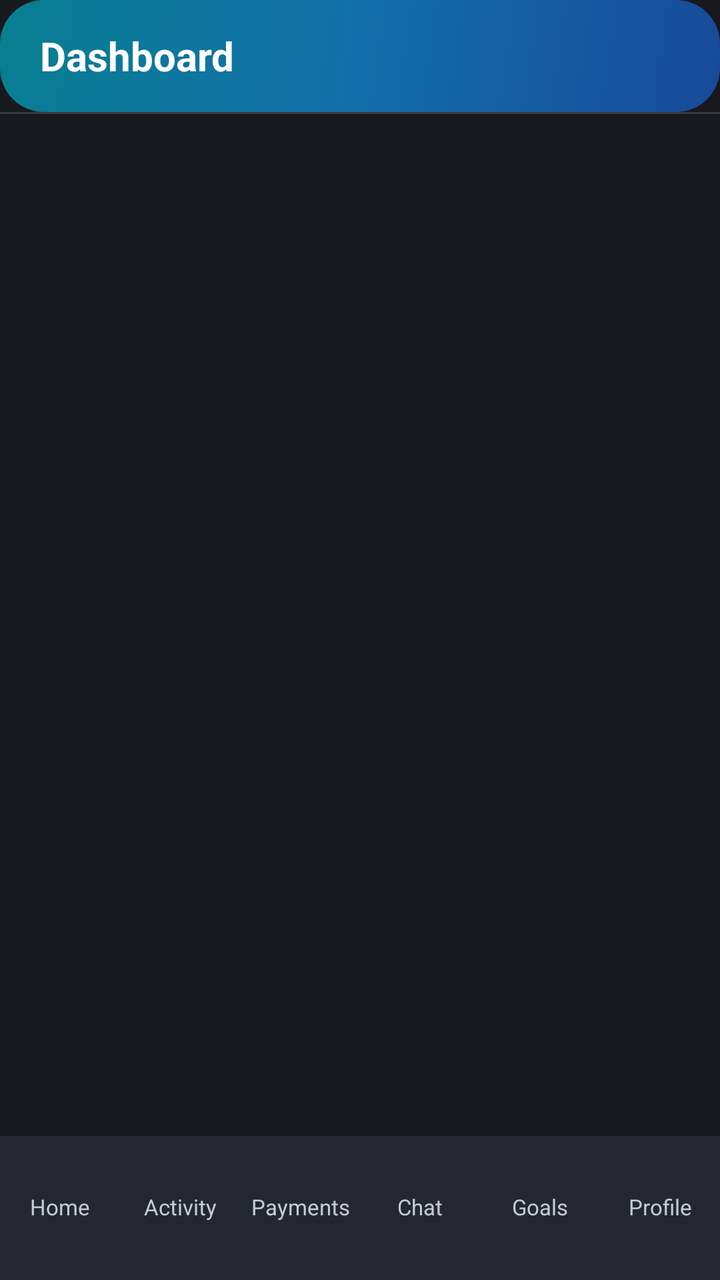
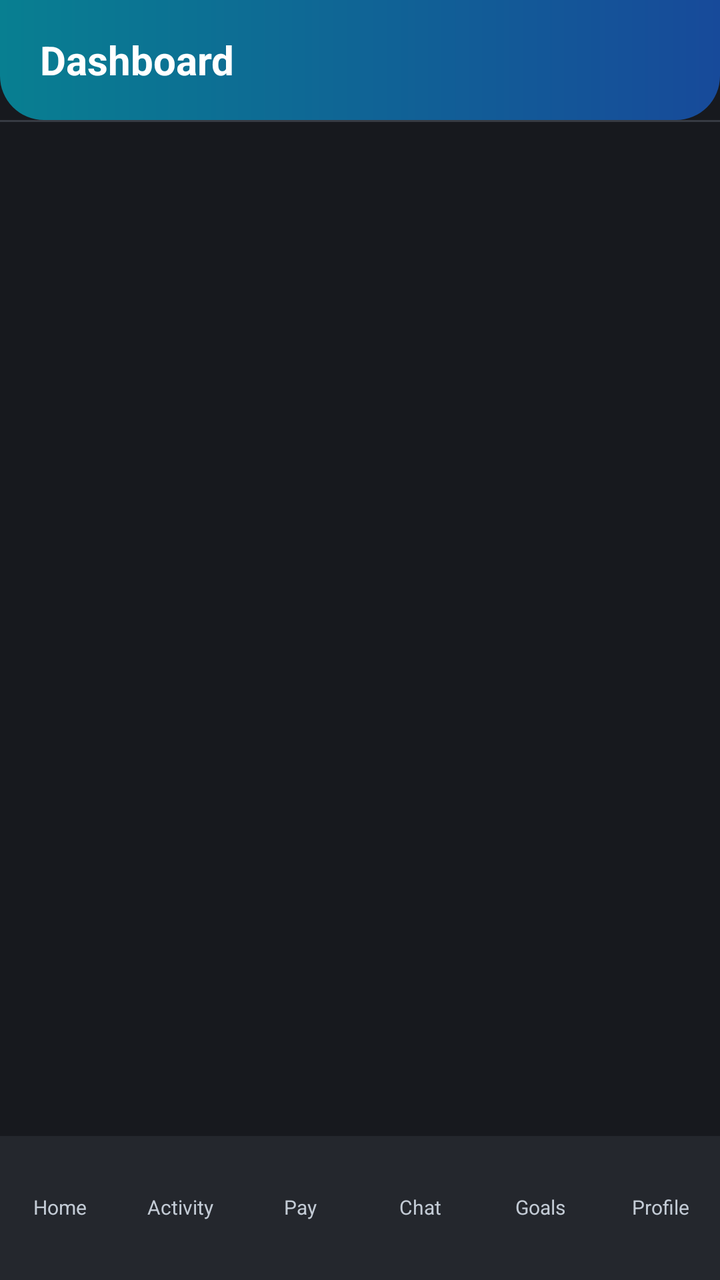

Compare the two renders of this Android layout. The source of the first and the diff that turns it into the second are given below.
<!-- AndroidManifest.xml: application theme AppTheme -->
<!-- res/layout/activity_home.xml -->
<LinearLayout xmlns:android="http://schemas.android.com/apk/res/android"
    android:id="@+id/homeRoot"
    android:layout_width="match_parent"
    android:layout_height="match_parent"
    android:orientation="vertical"
    android:background="@color/canvas">
    <TextView
        android:id="@+id/pageTitle"
        android:layout_width="match_parent"
        android:layout_height="56dp"
        android:gravity="center_vertical|start"
        android:paddingStart="20dp"
        android:paddingEnd="20dp"
        android:background="@drawable/auth_hero"
        android:text="Dashboard"
        android:textColor="@android:color/white"
        android:textSize="20sp"
        android:textStyle="bold" />
    <View
        android:layout_width="match_parent"
        android:layout_height="1dp"
        android:background="@color/border" />
    <ScrollView
        android:id="@+id/homeScroll"
        android:layout_width="match_parent"
        android:layout_height="0dp"
        android:layout_weight="1"
        android:background="@color/canvas"
        android:fillViewport="true">
        <LinearLayout
            android:id="@+id/content"
            android:layout_width="match_parent"
            android:layout_height="wrap_content"
            android:orientation="vertical"
            android:padding="20dp" />
    </ScrollView>
    <LinearLayout
        android:id="@+id/chatComposer"
        android:layout_width="match_parent"
        android:layout_height="wrap_content"
        android:visibility="gone"
        android:orientation="horizontal"
        android:gravity="center_vertical"
        android:paddingStart="16dp"
        android:paddingEnd="16dp"
        android:paddingTop="12dp"
        android:paddingBottom="12dp"
        android:background="@color/surface">
        <EditText
            android:id="@+id/chatInput"
            android:layout_width="0dp"
            android:layout_height="52dp"
            android:layout_weight="1"
            android:background="@drawable/field_bg"
            android:hint="Ask about your money"
            android:inputType="textCapSentences|textMultiLine"
            android:imeOptions="actionSend"
            android:maxLength="1000"
            android:maxLines="3"
            android:paddingStart="14dp"
            android:paddingEnd="14dp"
            android:textColor="@color/ink"
            android:textColorHint="@color/muted"
            android:textSize="15sp" />
        <Button
            android:id="@+id/chatSend"
            android:layout_width="72dp"
            android:layout_height="52dp"
            android:layout_marginStart="10dp"
            android:background="@drawable/button_primary"
            android:minWidth="0dp"
            android:text="Send"
            android:textAllCaps="false"
            android:textColor="@android:color/white"
            android:textSize="14sp"
            android:textStyle="bold" />
    </LinearLayout>
    <LinearLayout
        android:layout_width="match_parent"
        android:layout_height="72dp"
        android:layout_marginTop="1dp"
        android:gravity="center_vertical"
        android:background="@color/surface"
        android:orientation="horizontal">
        <Button android:id="@+id/homeTab" style="?attr/borderlessButtonStyle" android:layout_width="0dp" android:layout_height="match_parent" android:layout_weight="1" android:minWidth="0dp" android:paddingStart="4dp" android:paddingEnd="4dp" android:includeFontPadding="false" android:maxLines="1" android:text="Home" android:textColor="@color/inkSoft" android:textAllCaps="false" android:textSize="11sp" />
        <Button android:id="@+id/transactionsTab" style="?attr/borderlessButtonStyle" android:layout_width="0dp" android:layout_height="match_parent" android:layout_weight="1" android:minWidth="0dp" android:paddingStart="4dp" android:paddingEnd="4dp" android:includeFontPadding="false" android:maxLines="1" android:text="Activity" android:textColor="@color/inkSoft" android:textAllCaps="false" android:textSize="11sp" />
        <Button android:id="@+id/paymentsTab" style="?attr/borderlessButtonStyle" android:layout_width="0dp" android:layout_height="match_parent" android:layout_weight="1" android:minWidth="0dp" android:paddingStart="4dp" android:paddingEnd="4dp" android:includeFontPadding="false" android:maxLines="1" android:text="Payments" android:textColor="@color/inkSoft" android:textAllCaps="false" android:textSize="11sp" />
        <Button android:id="@+id/chatTab" style="?attr/borderlessButtonStyle" android:layout_width="0dp" android:layout_height="match_parent" android:layout_weight="1" android:minWidth="0dp" android:paddingStart="4dp" android:paddingEnd="4dp" android:includeFontPadding="false" android:maxLines="1" android:text="Chat" android:textColor="@color/inkSoft" android:textAllCaps="false" android:textSize="11sp" />
        <Button android:id="@+id/goalsTab" style="?attr/borderlessButtonStyle" android:layout_width="0dp" android:layout_height="match_parent" android:layout_weight="1" android:minWidth="0dp" android:paddingStart="4dp" android:paddingEnd="4dp" android:includeFontPadding="false" android:maxLines="1" android:text="Goals" android:textColor="@color/inkSoft" android:textAllCaps="false" android:textSize="11sp" />
        <Button android:id="@+id/profileTab" style="?attr/borderlessButtonStyle" android:layout_width="0dp" android:layout_height="match_parent" android:layout_weight="1" android:minWidth="0dp" android:paddingStart="4dp" android:paddingEnd="4dp" android:includeFontPadding="false" android:maxLines="1" android:text="Profile" android:textColor="@color/inkSoft" android:textAllCaps="false" android:textSize="11sp" />
    </LinearLayout>
</LinearLayout>
<!-- resources referenced by this layout -->
<resources>
  <color name="border">#373B43</color>
  <color name="canvas">#17191E</color>
  <color name="ink">#F5F7FA</color>
  <color name="inkSoft">#C3CBD5</color>
  <color name="muted">#9AA4B0</color>
  <color name="surface">#24272D</color>
  <!-- drawable auth_hero (drawable) -->
  <shape xmlns:android="http://schemas.android.com/apk/res/android" android:shape="rectangle">
      <corners android:radius="22dp" />
      <gradient
          android:angle="135"
          android:startColor="#174A9A"
          android:centerColor="#126EAA"
          android:endColor="#087F91" />
  </shape>
  <!-- drawable button_primary (drawable) -->
  <?xml version="1.0" encoding="utf-8"?>
  <shape xmlns:android="http://schemas.android.com/apk/res/android"
      android:shape="rectangle">
      <solid android:color="@color/pine" />
      <corners android:radius="14dp" />
  </shape>
  <!-- drawable field_bg (drawable) -->
  <?xml version="1.0" encoding="utf-8"?>
  <shape xmlns:android="http://schemas.android.com/apk/res/android"
      android:shape="rectangle">
      <solid android:color="@color/surface" />
      <stroke android:width="1dp" android:color="@color/border" />
      <corners android:radius="14dp" />
      <padding android:left="16dp" android:top="0dp" android:right="16dp" android:bottom="0dp" />
  </shape>
  <style name="AppTheme" parent="Theme.AppCompat.NoActionBar">
          <item name="colorPrimary">@color/pine</item>
          <item name="colorAccent">@color/pineDark</item>
          <item name="android:fontFamily">sans-serif</item>
          <item name="android:windowLightStatusBar">false</item>
          <item name="android:statusBarColor">@android:color/transparent</item>
          <item name="android:navigationBarColor">@color/canvas</item>
          <item name="android:windowBackground">@color/canvas</item>
      </style>
  <color name="pine">#18B8AC</color>
  <color name="pineDark">#183D82</color>
</resources>

<!-- the commit's change to res/layout/activity_home.xml (unified diff, before → after) -->
@@ -7,11 +7,11 @@
     <TextView
         android:id="@+id/pageTitle"
         android:layout_width="match_parent"
-        android:layout_height="56dp"
+        android:layout_height="60dp"
         android:gravity="center_vertical|start"
         android:paddingStart="20dp"
         android:paddingEnd="20dp"
-        android:background="@drawable/auth_hero"
+        android:background="@drawable/home_header"
         android:text="Dashboard"
         android:textColor="@android:color/white"
         android:textSize="20sp"
@@ -82,11 +82,11 @@
         android:gravity="center_vertical"
         android:background="@color/surface"
         android:orientation="horizontal">
-        <Button android:id="@+id/homeTab" style="?attr/borderlessButtonStyle" android:layout_width="0dp" android:layout_height="match_parent" android:layout_weight="1" android:minWidth="0dp" android:paddingStart="4dp" android:paddingEnd="4dp" android:includeFontPadding="false" android:maxLines="1" android:text="Home" android:textColor="@color/inkSoft" android:textAllCaps="false" android:textSize="11sp" />
-        <Button android:id="@+id/transactionsTab" style="?attr/borderlessButtonStyle" android:layout_width="0dp" android:layout_height="match_parent" android:layout_weight="1" android:minWidth="0dp" android:paddingStart="4dp" android:paddingEnd="4dp" android:includeFontPadding="false" android:maxLines="1" android:text="Activity" android:textColor="@color/inkSoft" android:textAllCaps="false" android:textSize="11sp" />
-        <Button android:id="@+id/paymentsTab" style="?attr/borderlessButtonStyle" android:layout_width="0dp" android:layout_height="match_parent" android:layout_weight="1" android:minWidth="0dp" android:paddingStart="4dp" android:paddingEnd="4dp" android:includeFontPadding="false" android:maxLines="1" android:text="Payments" android:textColor="@color/inkSoft" android:textAllCaps="false" android:textSize="11sp" />
-        <Button android:id="@+id/chatTab" style="?attr/borderlessButtonStyle" android:layout_width="0dp" android:layout_height="match_parent" android:layout_weight="1" android:minWidth="0dp" android:paddingStart="4dp" android:paddingEnd="4dp" android:includeFontPadding="false" android:maxLines="1" android:text="Chat" android:textColor="@color/inkSoft" android:textAllCaps="false" android:textSize="11sp" />
-        <Button android:id="@+id/goalsTab" style="?attr/borderlessButtonStyle" android:layout_width="0dp" android:layout_height="match_parent" android:layout_weight="1" android:minWidth="0dp" android:paddingStart="4dp" android:paddingEnd="4dp" android:includeFontPadding="false" android:maxLines="1" android:text="Goals" android:textColor="@color/inkSoft" android:textAllCaps="false" android:textSize="11sp" />
-        <Button android:id="@+id/profileTab" style="?attr/borderlessButtonStyle" android:layout_width="0dp" android:layout_height="match_parent" android:layout_weight="1" android:minWidth="0dp" android:paddingStart="4dp" android:paddingEnd="4dp" android:includeFontPadding="false" android:maxLines="1" android:text="Profile" android:textColor="@color/inkSoft" android:textAllCaps="false" android:textSize="11sp" />
+        <Button android:id="@+id/homeTab" style="?attr/borderlessButtonStyle" android:layout_width="0dp" android:layout_height="match_parent" android:layout_weight="1" android:minWidth="0dp" android:paddingStart="2dp" android:paddingEnd="2dp" android:includeFontPadding="false" android:maxLines="1" android:text="Home" android:textColor="@color/inkSoft" android:textAllCaps="false" android:textSize="10sp" />
+        <Button android:id="@+id/transactionsTab" style="?attr/borderlessButtonStyle" android:layout_width="0dp" android:layout_height="match_parent" android:layout_weight="1" android:minWidth="0dp" android:paddingStart="2dp" android:paddingEnd="2dp" android:includeFontPadding="false" android:maxLines="1" android:text="Activity" android:textColor="@color/inkSoft" android:textAllCaps="false" android:textSize="10sp" />
+        <Button android:id="@+id/paymentsTab" style="?attr/borderlessButtonStyle" android:layout_width="0dp" android:layout_height="match_parent" android:layout_weight="1" android:minWidth="0dp" android:paddingStart="2dp" android:paddingEnd="2dp" android:includeFontPadding="false" android:maxLines="1" android:text="Pay" android:textColor="@color/inkSoft" android:textAllCaps="false" android:textSize="10sp" />
+        <Button android:id="@+id/chatTab" style="?attr/borderlessButtonStyle" android:layout_width="0dp" android:layout_height="match_parent" android:layout_weight="1" android:minWidth="0dp" android:paddingStart="2dp" android:paddingEnd="2dp" android:includeFontPadding="false" android:maxLines="1" android:text="Chat" android:textColor="@color/inkSoft" android:textAllCaps="false" android:textSize="10sp" />
+        <Button android:id="@+id/goalsTab" style="?attr/borderlessButtonStyle" android:layout_width="0dp" android:layout_height="match_parent" android:layout_weight="1" android:minWidth="0dp" android:paddingStart="2dp" android:paddingEnd="2dp" android:includeFontPadding="false" android:maxLines="1" android:text="Goals" android:textColor="@color/inkSoft" android:textAllCaps="false" android:textSize="10sp" />
+        <Button android:id="@+id/profileTab" style="?attr/borderlessButtonStyle" android:layout_width="0dp" android:layout_height="match_parent" android:layout_weight="1" android:minWidth="0dp" android:paddingStart="2dp" android:paddingEnd="2dp" android:includeFontPadding="false" android:maxLines="1" android:text="Profile" android:textColor="@color/inkSoft" android:textAllCaps="false" android:textSize="10sp" />
     </LinearLayout>
 </LinearLayout>
<!-- resource entries referenced after the edit -->
@@ -6,15 +6,6 @@
   <color name="inkSoft">#C3CBD5</color>
   <color name="muted">#9AA4B0</color>
   <color name="surface">#24272D</color>
-  <!-- drawable auth_hero (drawable) -->
-  <shape xmlns:android="http://schemas.android.com/apk/res/android" android:shape="rectangle">
-      <corners android:radius="22dp" />
-      <gradient
-          android:angle="135"
-          android:startColor="#174A9A"
-          android:centerColor="#126EAA"
-          android:endColor="#087F91" />
-  </shape>
   <!-- drawable button_primary (drawable) -->
   <?xml version="1.0" encoding="utf-8"?>
   <shape xmlns:android="http://schemas.android.com/apk/res/android"
@@ -31,6 +22,11 @@
       <corners android:radius="14dp" />
       <padding android:left="16dp" android:top="0dp" android:right="16dp" android:bottom="0dp" />
   </shape>
+  <!-- drawable home_header (drawable) -->
+  <shape xmlns:android="http://schemas.android.com/apk/res/android" android:shape="rectangle">
+      <corners android:bottomLeftRadius="22dp" android:bottomRightRadius="22dp" />
+      <gradient android:angle="0" android:startColor="#087F91" android:endColor="#174A9A" />
+  </shape>
   <style name="AppTheme" parent="Theme.AppCompat.NoActionBar">
           <item name="colorPrimary">@color/pine</item>
           <item name="colorAccent">@color/pineDark</item>
